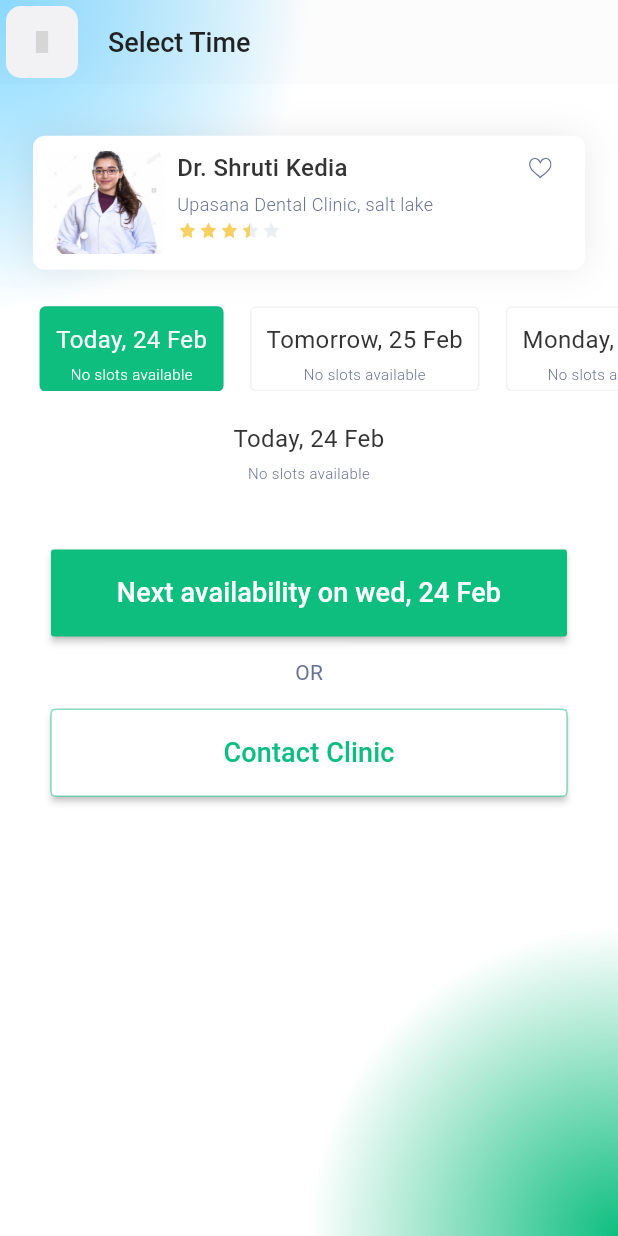
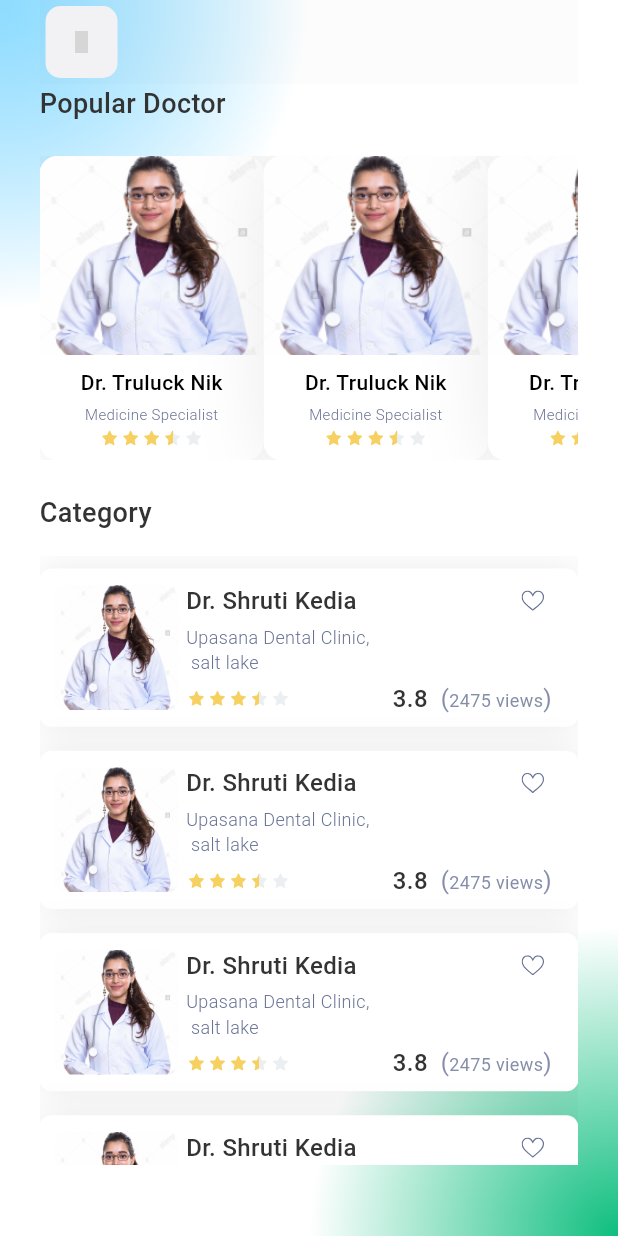
Before and after one commit to ahmed-eid-faried/doctor, a Flutter app: the screen it shows after launch, on a phone screen of 412 x 824 dp. Run offline on Flutter 3.47's test engine with Material 3 defaults, Android fonts, the phone set to English and light mode, and no system bars; drawn by our look-alikes of flutter_rating_bar; our stand-ins replace animate_do, cached_network_image, dartz, dio, easy_localization, equatable and 14 more; missing offline and left inert: colornames, flutter_webrtc, google_polyline_algorithm, routing_client_dart; Roboto replaces fonts that are missing (Cairo); grey boxes are pictures that could not be loaded.

Commit message:
Poplular Doctor and Category

```diff
--- a/lib/core/constant/fonts.dart
+++ b/lib/core/constant/fonts.dart
@@ -51,7 +51,11 @@ class AppFontStyle {
     fontSize: 13,
     fontWeight: FontWeight.w400,
   );
-
+  static const TextStyle rgrey10w300 = TextStyle(
+    color: Color(0xFF677294),
+    fontSize: 10,
+    fontWeight: FontWeight.w300,
+  );
   static const TextStyle grey212w400 = TextStyle(
     color: AppColor.grey2,
     fontSize: 12,
@@ -66,6 +70,12 @@ class AppFontStyle {
   static const TextStyle grey16w500 = TextStyle(
     color: Color(0xFF333333),
     fontSize: 16,
+    fontWeight: FontWeight.w500,
+  );
+
+  static const TextStyle grey18w500 = TextStyle(
+    color: Color(0xFF333333),
+    fontSize: 18,
     fontWeight: FontWeight.w500,
   );
   static const TextStyle mgrey16w500 = TextStyle(
@@ -116,4 +126,22 @@ class AppFontStyle {
     fontSize: 10,
     fontWeight: FontWeight.w300,
   );
+
+  static const TextStyle black14w500 = TextStyle(
+    color: Colors.black,
+    fontSize: 14,
+    fontWeight: FontWeight.w500,
+  );
+
+  static const TextStyle rgrey12w400 = TextStyle(
+    color: Color(0xCC677294),
+    fontSize: 12,
+    fontWeight: FontWeight.w400,
+  );
+
+  static const TextStyle rgrey16w400 = TextStyle(
+    color: Color(0xCC677294),
+    fontSize: 16,
+    fontWeight: FontWeight.w400,
+  );
 }
--- a/lib/core/widgets/rating_custom/rating_custom.dart
+++ b/lib/core/widgets/rating_custom/rating_custom.dart
@@ -19,7 +19,7 @@ class RatingBarCustom extends StatelessWidget {
       {this.itemCount = 5,
       required this.averageRating,
       this.enable = false,
-      this.showText = true,
+      this.showText = false,
       this.itemSize = 24,
       this.minRate = 0.5,
       this.fontSize = AppSize.s16,
@@ -35,18 +35,6 @@ class RatingBarCustom extends StatelessWidget {
     return Row(
       mainAxisAlignment: mainAxisAlignment,
       children: [
-        if (showText)
-          Text(
-            // arabic: AppConstants.language,
-            // text:
-            averageRating,
-            // style: AppFontStyle.black16w600() ??
-            //     TextStyle(
-            //       color: color,
-            //       fontSize: fontSize,
-            //       fontWeight: fontWeight,
-            //     ),
-          ),
         if (showText) const RSizedBox.horizontal(AppSize.s8),
         RatingBar.builder(
           minRating: minRate,
@@ -63,6 +51,19 @@ class RatingBarCustom extends StatelessWidget {
             currentRate == null ? null : currentRate!(rating);
           },
         ),
+        if (showText) const SizedBox(width: 20),
+        if (showText)
+          Text(
+            // arabic: AppConstants.language,
+            // text:
+            averageRating,
+            // style: AppFontStyle.black16w600() ??
+            //     TextStyle(
+            //       color: color,
+            //       fontSize: fontSize,
+            //       fontWeight: fontWeight,
+            //     ),
+          ),
       ],
     );
   }
--- a/lib/features/doctor_select_time/view/doctor_select_time.dart
+++ b/lib/features/doctor_select_time/view/doctor_select_time.dart
@@ -285,14 +285,27 @@ class CardDoctorSelectedTimeWidget extends StatelessWidget {
             ),
           ),
           const SizedBox(width: 8),
-          Column(
+          const DetailsDoctorWidget()
+        ],
+      ),
+    );
+  }
+}
+
+class DetailsDoctorWidget extends StatelessWidget {
+  const DetailsDoctorWidget({
+    super.key,
+  });
+
+  @override
+  Widget build(BuildContext context) {
+    return Column(
       crossAxisAlignment: CrossAxisAlignment.start,
       children: [
         Row(
           children: [
-                  const Text('Dr. Shruti Kedia',
-                      style: AppFontStyle.grey16w500),
-                  SizedBox(width: 110.w),
+            const Text('Dr. Shruti Kedia', style: AppFontStyle.grey16w500),
+            SizedBox(width: 100.w),
             const LikeDoctorWidget(size: 15)
           ],
         ),
@@ -306,9 +319,6 @@ class CardDoctorSelectedTimeWidget extends StatelessWidget {
           itemSize: 10,
         ),
       ],
-          )
-        ],
-      ),
     );
   }
 }
--- a/lib/features/poplular_doctor/view/poplular_doctor_screen.dart
+++ b/lib/features/poplular_doctor/view/poplular_doctor_screen.dart
@@ -1,5 +1,7 @@
+import 'package:doctor/core/core/imports/export_path.dart';
 import 'package:doctor/core/widgets/rating_custom/rating_custom.dart';
 import 'package:doctor/features/doctor_select_time/controller/find_doctor.dart';
+import 'package:doctor/features/doctor_select_time/view/doctor_select_time.dart';
 import 'package:doctor/features/find_doctors_screen/view/find_doctors_screen.dart';
 import 'package:doctor/features/onboarding/view/widgets/onboarding/custombutton.dart';
 import 'package:flutter/material.dart';
@@ -18,11 +20,13 @@ import 'package:doctor/features/find_doctors_screen/controller/find_doctor.dart'
 import 'package:doctor/features/home/view/screens/background.dart';
 import 'package:doctor/features/home/view/screens/home.dart';
 import 'package:flutter/material.dart';
+import 'package:flutter/rendering.dart';
 import 'package:flutter/widgets.dart';
 import 'package:flutter_screenutil/flutter_screenutil.dart';
 import 'package:get/get.dart';
-class DoctorSelectTime extends GetView<SelectTimeDoctorControllerImp> {
-  const DoctorSelectTime({super.key});
+
+class PoplularDoctor extends GetView<SelectTimeDoctorControllerImp> {
+  const PoplularDoctor({super.key});
 
   @override
   Widget build(BuildContext context) {
@@ -35,42 +39,38 @@ class DoctorSelectTime extends GetView<SelectTimeDoctorControllerImp> {
               init: SelectTimeDoctorControllerImp(),
               initState: (state) => {},
               builder: (context) {
-                return Column(
-                  children: [
-                    const CustomAppBar(text: 'Select Time'),
-                    SizedBox(height: 34.h),
-                    const CardDoctorSelectedTimeWidget(),
-                    SizedBox(height: 24.h),
-                    const TimeLineWidget(),
-                    Padding(
-                      padding: const EdgeInsets.all(20.0),
-                      child: Column(
-                        children: [
-                          Text(controller.daysOfWeek[0],
-                              textAlign: TextAlign.center,
-                              style: AppFontStyle.grey16w400),
-                          SizedBox(height: 4.h),
-                          if (!controller.slotsAvailable)
-                            const Text('No slots available',
-                                textAlign: TextAlign.center,
-                                style: AppFontStyle.litegrey10w300)
-                        ],
+                return Padding(
+                  padding: EdgeInsets.symmetric(horizontal: 24.w),
+                  child: Column(
+                    crossAxisAlignment: CrossAxisAlignment.start,
+                    children: [
+                      const CustomAppBar(text: ''),
+                      const Text('Popular Doctor',
+                          style: AppFontStyle.grey18w500),
+                      const SizedBox(height: 22),
+                      SizedBox(
+                        height: 200.h,
+                        child: ListView.builder(
+                            itemCount: 10,
+                            shrinkWrap: true,
+                            scrollDirection: Axis.horizontal,
+                            itemBuilder: (context, index) =>
+                                const CardPopularDoctorWidget()),
                       ),
-                    ),
-                    if (!controller.slotsAvailable)
-                      const NoSlotsAvailableWidget(),
-                    if (controller.slotsAvailable)
-                      Column(
-                        children: [
-                          SlotsWidget(
-                              title: "Afternoon",
-                              slots: controller.afternoonSlots),
-                          SizedBox(height: 20.h),
-                          SlotsWidget(
-                              title: "Evening", slots: controller.eveningSlots),
-                        ],
+                      const SizedBox(height: 22),
+                      const Text('Category', style: AppFontStyle.grey18w500),
+                      const SizedBox(height: 16),
+                      SizedBox(
+                        height: 400.h,
+                        child: ListView.builder(
+                            itemCount: 10,
+                            shrinkWrap: true,
+                            padding: const EdgeInsets.all(0),
+                            itemBuilder: (context, index) =>
+                                const CardCategoryDoctorWidget()),
                       ),
-                  ],
+                    ],
+                  ),
                 );
               }),
         ),
@@ -79,183 +79,16 @@ class DoctorSelectTime extends GetView<SelectTimeDoctorControllerImp> {
   }
 }
 
-class SlotsWidget extends StatefulWidget {
-  const SlotsWidget({
-    super.key,
-    required this.slots,
-    required this.title,
-  });
-
-  final List<String> slots;
-  final String title;
-
-  @override
-  State<SlotsWidget> createState() => _SlotsWidgetState();
-}
-
-class _SlotsWidgetState extends State<SlotsWidget> {
-  int selectedSlot = 0;
-
-  @override
-  Widget build(BuildContext context) {
-    return GetBuilder<SelectTimeDoctorControllerImp>(
-        init: SelectTimeDoctorControllerImp(),
-        initState: (_) {},
-        builder: (controller) {
-          return Column(
-            crossAxisAlignment: CrossAxisAlignment.start,
-            children: [
-              Text('${widget.title} ${widget.slots.length} slots',
-                  style: AppFontStyle.mgrey16w500),
-              SizedBox(height: 16.h),
-              Wrap(
-                spacing: 10,
-                runSpacing: 10,
-                children: List.generate(widget.slots.length, (index) {
-                  bool state = index == selectedSlot;
-                  return InkWell(
-                    onTap: () {
-                      setState(() {
-                        selectedSlot = index;
-                      });
-                    },
-                    child: Container(
-                      padding: const EdgeInsets.symmetric(
-                          horizontal: 14, vertical: 12),
-                      decoration: ShapeDecoration(
-                        color: state
-                            ? AppColor.primaryColor
-                            : const Color(0x140EBE7F),
-                        shape: RoundedRectangleBorder(
-                            borderRadius: BorderRadius.circular(6)),
-                      ),
-                      child: Text(widget.slots[index],
-                          textAlign: TextAlign.center,
-                          style: state
-                              ? AppFontStyle.white13w500
-                              : AppFontStyle.green13w500),
-                    ),
-                  );
-                }),
-              )
-            ],
-          );
-        });
-  }
-}
-
-class NoSlotsAvailableWidget extends GetView<SelectTimeDoctorControllerImp> {
-  const NoSlotsAvailableWidget({super.key});
-
-  @override
-  Widget build(BuildContext context) {
-    return Column(
-      children: [
-        SizedBox(height: 24.h),
-        Padding(
-          padding: const EdgeInsets.symmetric(horizontal: 34),
-          child: CustomButton(
-              onPressed: () {
-                controller.nextAvailability();
-              },
-              minWidth: double.infinity,
-              padding: const EdgeInsets.all(16),
-              child: const Text('Next availability on wed, 24 Feb',
-                  textAlign: TextAlign.center,
-                  style: AppFontStyle.white18w500)),
-        ),
-        SizedBox(height: 14.h),
-        const Text('OR', style: AppFontStyle.liteGrey14w400),
-        SizedBox(height: 14.h),
-        Padding(
-          padding: const EdgeInsets.symmetric(horizontal: 34),
-          child: CustomButton(
-              onPressed: () {
-                controller.contactClinic();
-              },
-              minWidth: double.infinity,
-              padding: const EdgeInsets.all(16),
-              color: AppColor.white,
-              shape: ContinuousRectangleBorder(
-                  borderRadius: BorderRadius.circular(6),
-                  side: const BorderSide(width: 1, color: AppColor.darkGreen)),
-              child: const Text('Contact Clinic',
-                  textAlign: TextAlign.center,
-                  style: AppFontStyle.green18w500)),
-        ),
-      ],
-    );
-  }
-}
-
-class TimeLineWidget extends GetView<SelectTimeDoctorControllerImp> {
-  const TimeLineWidget({super.key});
-
-  @override
-  Widget build(BuildContext context) {
-    return GetBuilder<SelectTimeDoctorControllerImp>(
-      init: SelectTimeDoctorControllerImp(),
-      initState: (_) {},
-      builder: (_) {
-        return SizedBox(
-          height: 56.h,
-          child: ListView.builder(
-              itemCount: controller.daysOfWeek.length,
-              shrinkWrap: true,
-              padding: EdgeInsets.symmetric(horizontal: 16.w),
-              scrollDirection: Axis.horizontal,
-              itemBuilder: (context, index) {
-                bool state = index != controller.selectedDay;
-                return InkWell(
-                  onTap: () {
-                    controller.changeDay(index);
-                  },
-                  child: Container(
-                    margin: EdgeInsets.symmetric(horizontal: 8.w),
-                    padding: const EdgeInsets.all(10),
-                    decoration: ShapeDecoration(
-                      color: state ? null : const Color(0xFF0EBE7F),
-                      shape: RoundedRectangleBorder(
-                        side: const BorderSide(
-                            width: 1, color: Color(0x19677294)),
-                        borderRadius: BorderRadius.circular(4),
-                      ),
-                    ),
-                    child: Column(
-                      children: [
-                        Text(controller.daysOfWeek[index],
-                            textAlign: TextAlign.center,
-                            style: state
-                                ? AppFontStyle.grey16w400
-                                : AppFontStyle.white16w400),
-                        SizedBox(height: 4.h),
-                        Text('No slots available',
-                            textAlign: TextAlign.center,
-                            style: state
-                                ? AppFontStyle.litegrey10w300
-                                : AppFontStyle.white10w300)
-                      ],
-                    ),
-                  ),
-                );
-              }),
-        );
-      },
-    );
-  }
-}
-
-class CardDoctorSelectedTimeWidget extends StatelessWidget {
-  const CardDoctorSelectedTimeWidget({
-    super.key,
-  });
+class CardCategoryDoctorWidget extends StatelessWidget {
+  const CardCategoryDoctorWidget({super.key});
 
   @override
   Widget build(BuildContext context) {
     return Container(
       width: 335.w,
-      height: 88.h,
+      height: 104.h,
       padding: const EdgeInsets.all(10),
+      margin: const EdgeInsets.symmetric(vertical: 8),
       decoration: ShapeDecoration(
         color: Colors.white,
         shape: RoundedRectangleBorder(borderRadius: BorderRadius.circular(8)),
@@ -269,45 +102,140 @@ class CardDoctorSelectedTimeWidget extends StatelessWidget {
         ],
       ),
       child: Row(
-        crossAxisAlignment: CrossAxisAlignment.start,
         children: [
           Container(
-            width: 71.w,
-            height: 68.h,
+            width: 82.sp,
+            height: 82.sp,
             decoration: ShapeDecoration(
               image: const DecorationImage(
                 image: AssetImage(AppImage.doctor),
                 fit: BoxFit.fill,
               ),
               shape: RoundedRectangleBorder(
-                  borderRadius: BorderRadius.circular(4)),
+                  borderRadius: BorderRadius.circular(8)),
             ),
           ),
-          const SizedBox(width: 8),
-          Column(
-            crossAxisAlignment: CrossAxisAlignment.start,
-            children: [
-              Row(
-                children: [
-                  const Text('Dr. Shruti Kedia',
-                      style: AppFontStyle.grey16w500),
-                  SizedBox(width: 110.w),
-                  const LikeDoctorWidget(size: 15)
-                ],
-              ),
-              SizedBox(height: 4.h),
-              const Text('Upasana Dental Clinic, salt lake',
-                  style: AppFontStyle.liteGrey12w300),
-              SizedBox(height: 4.h),
-              const RatingBarCustom(
-                averageRating: "3.8",
-                showText: false,
-                itemSize: 10,
-              ),
-            ],
-          )
+          SizedBox(width: 4.w),
+          const DetailsDoctorWidget()
         ],
       ),
     );
   }
 }
+
+class DetailsDoctorWidget extends StatelessWidget {
+  const DetailsDoctorWidget({
+    super.key,
+  });
+
+  @override
+  Widget build(BuildContext context) {
+    return Column(
+      crossAxisAlignment: CrossAxisAlignment.start,
+      children: [
+        Row(
+          children: [
+            const Text('Dr. Shruti Kedia', style: AppFontStyle.grey16w500),
+            SizedBox(width: 100.w),
+            const LikeDoctorWidget(size: 15)
+          ],
+        ),
+        SizedBox(height: 4.h),
+        const Text('Upasana Dental Clinic,\n salt lake',
+            maxLines: 2, style: AppFontStyle.liteGrey12w300),
+        SizedBox(height: 4.h),
+        SizedBox(
+          width: 222.w,
+          child: const Row(
+            children: [
+              RatingBarCustom(
+                averageRating: "3.8",
+                itemSize: 10,
+              ),
+              Spacer(),
+              Text.rich(
+                TextSpan(
+                  children: [
+                    TextSpan(
+                      text: '3.8  ',
+                      style: TextStyle(
+                        color: Color(0xFF333333),
+                        fontSize: 16,
+                        fontWeight: FontWeight.w500,
+                      ),
+                    ),
+                    TextSpan(text: '(', style: AppFontStyle.rgrey16w400),
+                    TextSpan(
+                        text: '2475 views', style: AppFontStyle.rgrey12w400),
+                    TextSpan(text: ')', style: AppFontStyle.rgrey16w400),
+                  ],
+                ),
+              )
+            ],
+          ),
+        ),
+      ],
+    );
+  }
+}
+
+class CardPopularDoctorWidget extends StatelessWidget {
+  const CardPopularDoctorWidget({
+    super.key,
+  });
+
+  @override
+  Widget build(BuildContext context) {
+    return Container(
+      width: 136.w,
+      decoration: ShapeDecoration(
+        color: Colors.white,
+        shape: RoundedRectangleBorder(
+          borderRadius: BorderRadius.circular(12),
+        ),
+        shadows: const [
+          BoxShadow(
+            color: Color(0x14000000),
+            blurRadius: 40,
+            offset: Offset(0, 0),
+            spreadRadius: 0,
+          )
+        ],
+      ),
+      child: Column(
+        crossAxisAlignment: CrossAxisAlignment.center,
+        children: [
+          Container(
+            width: 136.w,
+            height: 131.h,
+            decoration: const ShapeDecoration(
+              image: DecorationImage(
+                image: AssetImage(AppImage.doctor),
+                fit: BoxFit.fill,
+              ),
+              shape: RoundedRectangleBorder(
+                borderRadius: BorderRadius.only(
+                  topLeft: Radius.circular(12),
+                  topRight: Radius.circular(12),
+                  bottomLeft: Radius.circular(2),
+                  bottomRight: Radius.circular(2),
+                ),
+              ),
+            ),
+          ),
+          const SizedBox(height: 8),
+          const Text('Dr. Truluck Nik', style: AppFontStyle.black14w500),
+          const SizedBox(height: 4),
+          const Text('Medicine Specialist', style: AppFontStyle.rgrey10w300),
+          const SizedBox(height: 4),
+          const RatingBarCustom(
+            averageRating: "3.5",
+            itemSize: 10,
+            mainAxisAlignment: MainAxisAlignment.center,
+          ),
+          const SizedBox(height: 14),
+        ],
+      ),
+    );
+  }
+}
--- a/lib/routes.dart
+++ b/lib/routes.dart
@@ -3,6 +3,7 @@ import 'package:doctor/features/MainPage/presentation/pages/main_page_view.dart'
 import 'package:doctor/features/doctor_select_time/view/doctor_select_time.dart';
 import 'package:doctor/features/find_doctors_screen/view/find_doctors_screen.dart';
 import 'package:doctor/features/onboarding/view/screens/onboarding.dart';
+import 'package:doctor/features/poplular_doctor/view/poplular_doctor_screen.dart';
 import 'package:get/get.dart';
 
 List<GetPage<dynamic>>? routes = [
@@ -11,7 +12,7 @@ List<GetPage<dynamic>>? routes = [
   //lang
   GetPage(
     name: AppRoute.home,
-    page: () => const DoctorSelectTime(),
+    page: () => const PoplularDoctor(),
     // middlewares: [MiddlewaresLogin()],
   ),
 
```
Lines whose indentation alone changed are shown as unchanged.
